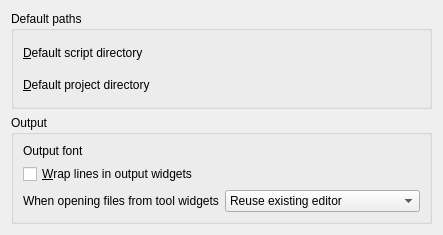
Above: lib/ruber/main_window/ui/main_window_settings_widget.ui from stcrocco/ruber before the change. Below: the same form after it.
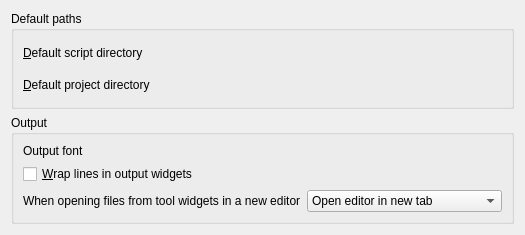
That is the form after the change. Custom widgets are drawn as their Qt base class.

Commit message:
Added pin button to output widget and changed behaviour on Meta key
Now to open a file without closing the tool widget, you need to pin it
down using the button.

Clicking on a file name with the meta key pressed a new editor is
created even if another one already exists. The hints used are those
returned by the hints method.

When clicking on a file name without pressing the Meta key, an existing
editor is used, if possible. The general/tool_open_file option is only
used when creating a new editor

What changed in the file:
```diff
--- a/lib/ruber/main_window/ui/main_window_settings_widget.ui
+++ b/lib/ruber/main_window/ui/main_window_settings_widget.ui
@@ -6,7 +6,7 @@
    <rect>
     <x>0</x>
     <y>0</y>
-    <width>380</width>
+    <width>507</width>
     <height>235</height>
    </rect>
   </property>
@@ -81,7 +81,7 @@
         <item>
          <widget class="QLabel" name="label_4">
           <property name="text">
-           <string>When opening files from tool widgets</string>
+           <string>When opening files from tool widgets in a new editor</string>
           </property>
          </widget>
         </item>
@@ -92,7 +92,7 @@
           </property>
           <item>
            <property name="text">
-            <string>Reuse existing editor</string>
+            <string>Open editor in new tab</string>
            </property>
           </item>
           <item>
```
Left out of the diff: 5 changed lines with no effect on the pictures. The commit also changes 5 other files.
